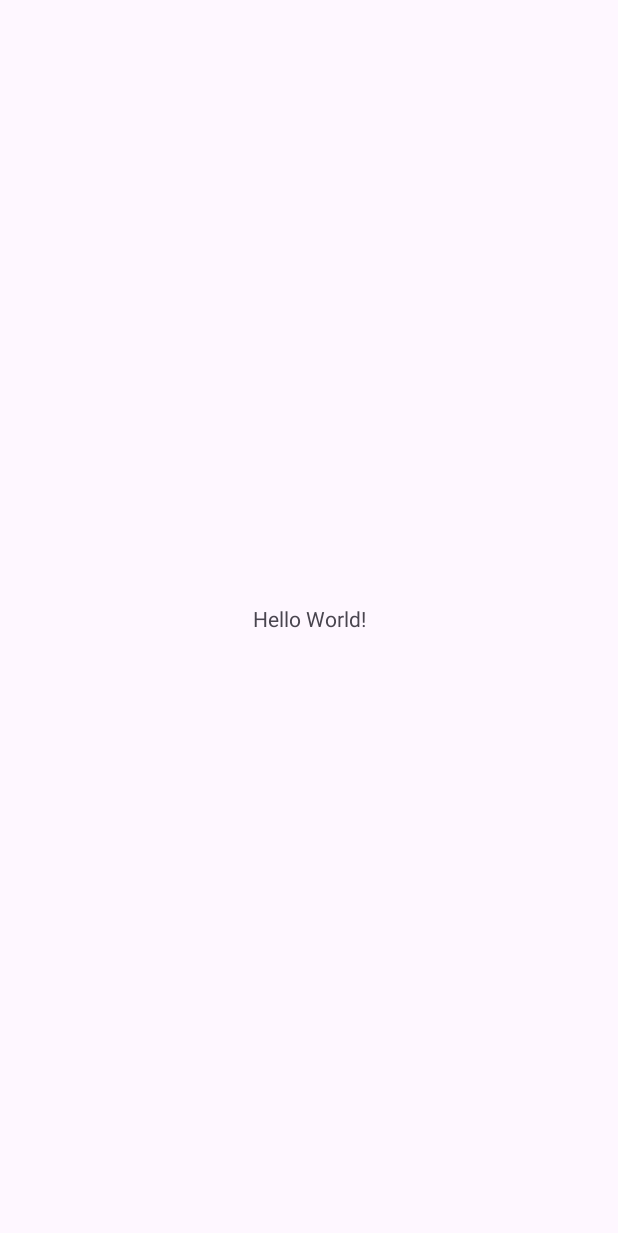
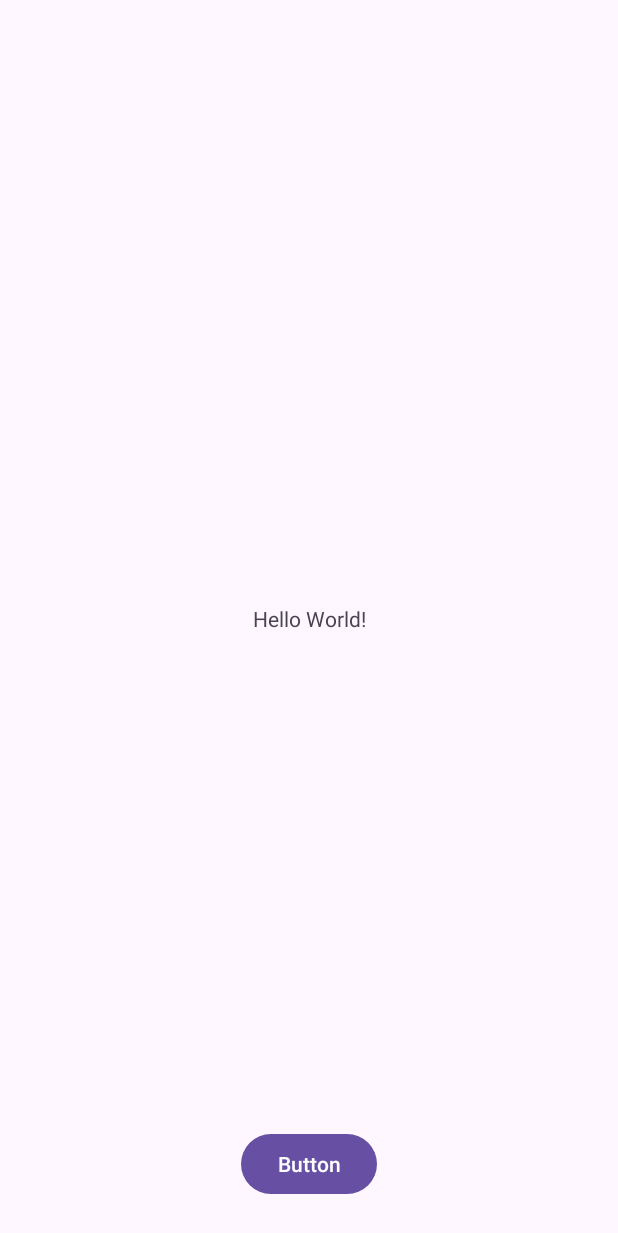
Before and after one commit to 0ErMion0/Trabapp, an Android app: the screen it shows after launch (MainActivity), on a phone screen of 412 x 824 dp. Before the commit the part shown is almost empty. Shown: the top 1233 px of the screen. Run offline under Robolectric (Android 15) with nearby library versions, the phone set to English and light mode, and no system bars.

Commit message:
Squashed commit of the following:
commit c3e75e3efaed30747b397043ae966ac00a1a6fb3
Author: Ermion <ermion0357@gmail.com>
Date:   Sat Jul 22 17:33:17 2023 +0900

    button code prac

commit 90611eb8342e1c9a95acbe7a7da6b7088f60cb4b
Author: Ermion <ermion0357@gmail.com>
Date:   Sat Jul 22 17:28:42 2023 +0900

    button add prac

```diff
--- a/app/src/main/java/com/example/trabapp/MainActivity.kt
+++ b/app/src/main/java/com/example/trabapp/MainActivity.kt
@@ -2,10 +2,15 @@
 
 import androidx.appcompat.app.AppCompatActivity
 import android.os.Bundle
+import android.widget.Button
 
 class MainActivity : AppCompatActivity() {
+
+    lateinit var button1 : Button
     override fun onCreate(savedInstanceState: Bundle?) {
         super.onCreate(savedInstanceState)
         setContentView(R.layout.activity_main)
+
+        // 버튼 클릭 이벤트 작성
     }
 }
--- a/app/src/main/res/layout/activity_main.xml
+++ b/app/src/main/res/layout/activity_main.xml
@@ -15,4 +15,14 @@
         app:layout_constraintStart_toStartOf="parent"
         app:layout_constraintTop_toTopOf="parent" />
 
+    <Button
+        android:id="@+id/button1"
+        android:layout_width="wrap_content"
+        android:layout_height="wrap_content"
+        android:layout_marginBottom="24dp"
+        android:text="Button"
+        app:layout_constraintBottom_toBottomOf="parent"
+        app:layout_constraintEnd_toEndOf="parent"
+        app:layout_constraintStart_toStartOf="parent" />
+
 </androidx.constraintlayout.widget.ConstraintLayout>
```
